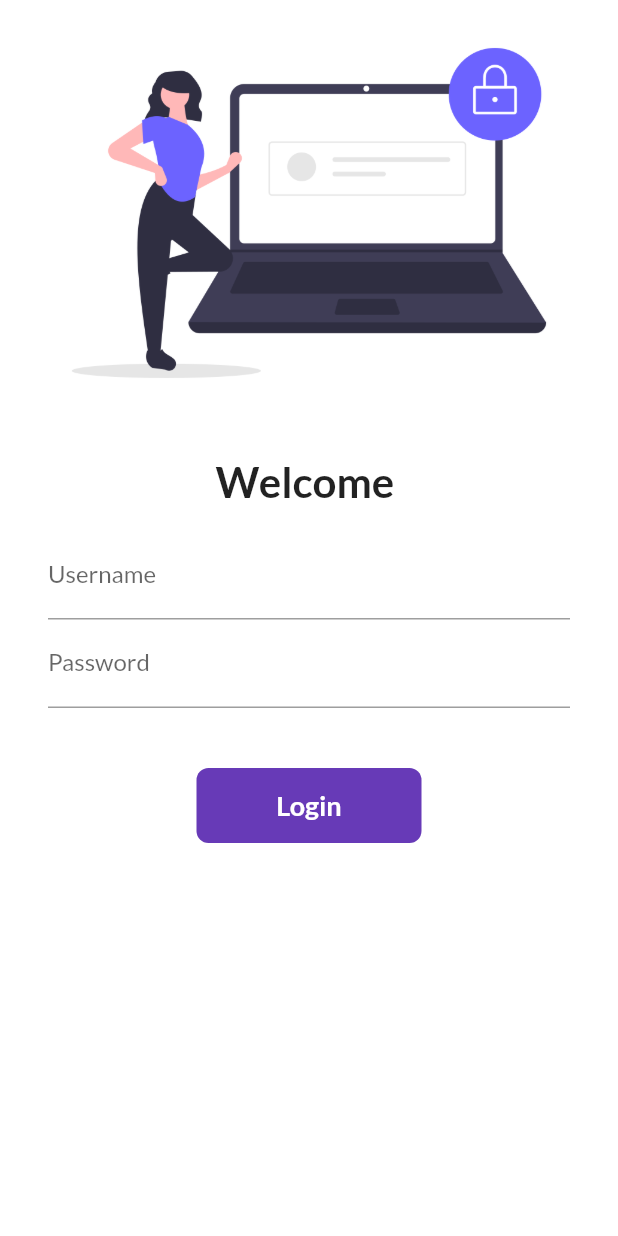
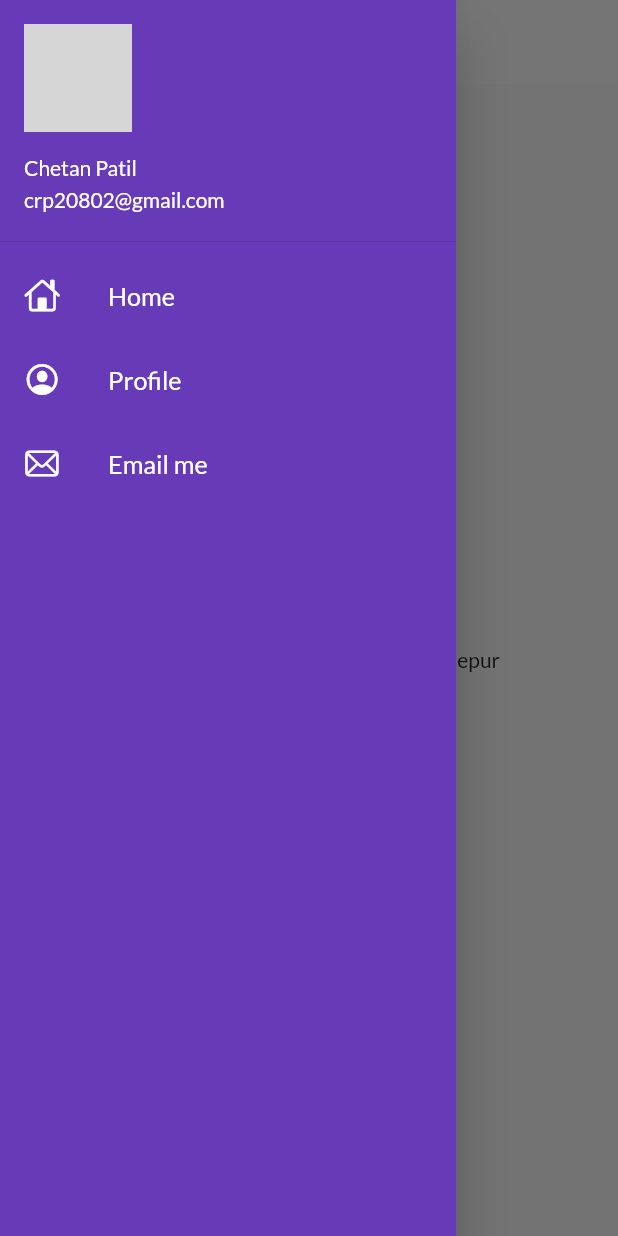
Before and after one commit to chetan6780/30-days-of-flutter, a Flutter app: the screen it shows after launch, with the side drawer open (before the commit the screen has no drawer), on a phone screen of 412 x 824 dp. Run offline on Flutter 3.47's test engine with Material 2 defaults, Android fonts, the phone set to English and light mode, and no system bars; our stand-ins replace audioplayers, google_fonts, shimmer; network calls fail; grey boxes are pictures that could not be loaded.

Commit message:
Day - 11 completed

```diff
--- a/flutter_catalog/lib/main.dart
+++ b/flutter_catalog/lib/main.dart
@@ -1,6 +1,7 @@
 import 'package:flutter/material.dart';
 import 'package:flutter_catalog/pages/login_page.dart';
 import 'package:flutter_catalog/utils/routes.dart';
+import 'package:flutter_catalog/widgets/themes.dart';
 import 'package:google_fonts/google_fonts.dart';
 import 'pages/home_page.dart';
 
@@ -15,15 +16,10 @@ class MyApp extends StatelessWidget {
   Widget build(BuildContext context) {
     return MaterialApp(
       themeMode: ThemeMode.light,
-      theme: ThemeData(
-        primarySwatch: Colors.deepPurple,
-        fontFamily: GoogleFonts.lato().fontFamily,
-        // primaryTextTheme: GoogleFonts.latoTextTheme(),
-      ),
-      darkTheme: ThemeData(
-        brightness: Brightness.dark,
-      ),
-      initialRoute: "/",
+      theme: MyTheme.lightTheme(context),
+      darkTheme: MyTheme.darkTheme(context),
+      debugShowCheckedModeBanner: false,
+      initialRoute: MyRoutes.homeRoute,
       routes: {
         "/": (context) => const LoginPage(),
         MyRoutes.homeRoute: (context) => HomePage(),
--- a/flutter_catalog/lib/pages/home_page.dart
+++ b/flutter_catalog/lib/pages/home_page.dart
@@ -1,20 +1,23 @@
 import 'package:flutter/material.dart';
+import 'package:flutter_catalog/widgets/drawer.dart';
 
 class HomePage extends StatelessWidget {
   final int days = 30;
   final String name = "Codepur";
+
+  const HomePage({Key? key}) : super(key: key);
   @override
   Widget build(BuildContext context) {
     return Scaffold(
       appBar: AppBar(
-        title: Text("Catalog App"),
+        title: const Text("Catalog App"),
       ),
       body: Center(
         child: Container(
           child: Text("Welcome to $days days of flutter by $name"),
         ),
       ),
-      drawer: Drawer(),
+      drawer: const MyDrawer(),
     );
   }
 }
--- a/flutter_catalog/lib/pages/login_page.dart
+++ b/flutter_catalog/lib/pages/login_page.dart
@@ -1,4 +1,3 @@
-import 'package:flutter/cupertino.dart';
 import 'package:flutter/material.dart';
 import 'package:flutter_catalog/utils/routes.dart';
 
@@ -6,41 +5,70 @@ class LoginPage extends StatefulWidget {
   const LoginPage({Key? key}) : super(key: key);
 
   @override
-  State<LoginPage> createState() => _LoginPageState();
+  _LoginPageState createState() => _LoginPageState();
 }
 
 class _LoginPageState extends State<LoginPage> {
   String name = "";
-  bool changedButton = false;
+  bool changeButton = false;
+
+  final _formKey = GlobalKey<FormState>();
+
+  moveToHome(BuildContext context) async {
+    if (_formKey.currentState!.validate()) {
+      setState(() {
+        changeButton = true;
+      });
+      await Future.delayed(const Duration(seconds: 1));
+      await Navigator.pushNamed(context, MyRoutes.homeRoute);
+      setState(() {
+        changeButton = false;
+      });
+    }
+  }
 
   @override
   Widget build(BuildContext context) {
     return Material(
       color: Colors.white,
       child: SingleChildScrollView(
-        child: Column(children: [
+        child: Form(
+          key: _formKey,
+          child: Column(
+            children: [
               Image.asset(
-            'assets/images/login_image.png',
+                "assets/images/hey.png",
                 fit: BoxFit.cover,
               ),
               const SizedBox(
                 height: 20.0,
               ),
-          Text("Welcome $name",
+              Text(
+                "Welcome $name",
                 style: const TextStyle(
                   fontSize: 28,
                   fontWeight: FontWeight.bold,
-              )),
+                ),
+              ),
+              const SizedBox(
+                height: 20.0,
+              ),
               Padding(
-            padding:
-                const EdgeInsets.symmetric(vertical: 16.0, horizontal: 32.0),
+                padding: const EdgeInsets.symmetric(
+                    vertical: 16.0, horizontal: 32.0),
                 child: Column(
                   children: [
                     TextFormField(
                       decoration: const InputDecoration(
-                    hintText: ("Enter Username"),
-                    labelText: ("Username"),
+                        hintText: "Enter username",
+                        labelText: "Username",
                       ),
+                      validator: (value) {
+                        if (value!.isEmpty) {
+                          return "Username cannot be empty";
+                        }
+                        return null;
+                      },
                       onChanged: (value) {
                         name = value;
                         setState(() {});
@@ -49,27 +77,33 @@ class _LoginPageState extends State<LoginPage> {
                     TextFormField(
                       obscureText: true,
                       decoration: const InputDecoration(
-                    hintText: ("Enter Password"),
-                    labelText: ("Password"),
+                        hintText: "Enter password",
+                        labelText: "Password",
                       ),
+                      validator: (value) {
+                        if (value!.isEmpty) {
+                          return "Password cannot be empty";
+                        } else if (value.length < 6) {
+                          return "Password length should be atleast 6";
+                        }
+                        return null;
+                      },
                     ),
                     const SizedBox(
                       height: 40.0,
                     ),
-                InkWell(
-                  onTap: () async {
-                    setState(() {
-                      changedButton = true;
-                    });
-                    await Future.delayed(const Duration(seconds: 1));
-                    Navigator.pushNamed(context, MyRoutes.homeRoute);
-                  },
+                    Material(
+                      color: Colors.deepPurple,
+                      borderRadius:
+                          BorderRadius.circular(changeButton ? 50 : 8),
+                      child: InkWell(
+                        onTap: () => moveToHome(context),
                         child: AnimatedContainer(
                           duration: const Duration(seconds: 1),
-                    width: changedButton ? 50 : 150,
+                          width: changeButton ? 50 : 150,
                           height: 50,
                           alignment: Alignment.center,
-                    child: changedButton
+                          child: changeButton
                               ? const Icon(
                                   Icons.done,
                                   color: Colors.white,
@@ -81,25 +115,15 @@ class _LoginPageState extends State<LoginPage> {
                                       fontWeight: FontWeight.bold,
                                       fontSize: 18),
                                 ),
-                    decoration: BoxDecoration(
-                        color: Colors.deepPurple,
-                        // shape: changedButton ? BoxShape.circle : BoxShape.rectangle,
-                        borderRadius: changedButton
-                            ? BorderRadius.circular(50.0)
-                            : BorderRadius.circular(8.0)),
                         ),
                       ),
-
-                // ElevatedButton(
-                //     child: const Text("Login"),
-                //     style: TextButton.styleFrom(minimumSize: Size(150, 40)),
-                //     onPressed: () {
-                //       Navigator.pushNamed(context, MyRoutes.homeRoute);
-                //     })
+                    ),
                   ],
                 ),
-          )
-        ]),
+              ),
+            ],
+          ),
+        ),
       ),
     );
   }
--- /dev/null
+++ b/flutter_catalog/lib/widgets/drawer.dart
@@ -0,0 +1,71 @@
+import 'package:flutter/cupertino.dart';
+import 'package:flutter/material.dart';
+
+class MyDrawer extends StatelessWidget {
+  const MyDrawer({Key? key}) : super(key: key);
+
+  @override
+  Widget build(BuildContext context) {
+    const imageUrl = "https://avatars.githubusercontent.com/u/62825092?v=4";
+    return Drawer(
+      child: Container(
+        color: Colors.deepPurple,
+        child: ListView(
+          padding: EdgeInsets.zero,
+          children: const [
+            DrawerHeader(
+              padding: EdgeInsets.zero,
+              child: UserAccountsDrawerHeader(
+                margin: EdgeInsets.zero,
+                accountName: Text("Chetan Patil"),
+                accountEmail: Text("crp20802@gmail.com"),
+                currentAccountPicture: CircleAvatar(
+                  backgroundImage: NetworkImage(imageUrl),
+                ),
+              ),
+            ),
+            ListTile(
+              leading: Icon(
+                CupertinoIcons.home,
+                color: Colors.white,
+              ),
+              title: Text(
+                "Home",
+                textScaleFactor: 1.2,
+                style: TextStyle(
+                  color: Colors.white,
+                ),
+              ),
+            ),
+            ListTile(
+              leading: Icon(
+                CupertinoIcons.profile_circled,
+                color: Colors.white,
+              ),
+              title: Text(
+                "Profile",
+                textScaleFactor: 1.2,
+                style: TextStyle(
+                  color: Colors.white,
+                ),
+              ),
+            ),
+            ListTile(
+              leading: Icon(
+                CupertinoIcons.mail,
+                color: Colors.white,
+              ),
+              title: Text(
+                "Email me",
+                textScaleFactor: 1.2,
+                style: TextStyle(
+                  color: Colors.white,
+                ),
+              ),
+            )
+          ],
+        ),
+      ),
+    );
+  }
+}
--- /dev/null
+++ b/flutter_catalog/lib/widgets/themes.dart
@@ -0,0 +1,17 @@
+import 'package:flutter/material.dart';
+import 'package:google_fonts/google_fonts.dart';
+
+class MyTheme {
+  static ThemeData lightTheme(BuildContext context) => ThemeData(
+      primarySwatch: Colors.deepPurple,
+      fontFamily: GoogleFonts.lato().fontFamily,
+      appBarTheme: AppBarTheme(
+        color: Colors.white,
+        elevation: 0.0,
+        iconTheme: const IconThemeData(color: Colors.black), toolbarTextStyle: Theme.of(context).textTheme.bodyText2, titleTextStyle: Theme.of(context).textTheme.headline6,
+      ));
+
+  static ThemeData darkTheme(BuildContext context) => ThemeData(
+        brightness: Brightness.dark,
+      );
+}
```
Also changed, not shown: flutter_catalog/lib/models/catalog.dart (added, +27 -0 lines), flutter_catalog/assets/images/hey.png (added), 1 other file. Lines whose indentation alone changed are shown as unchanged.
